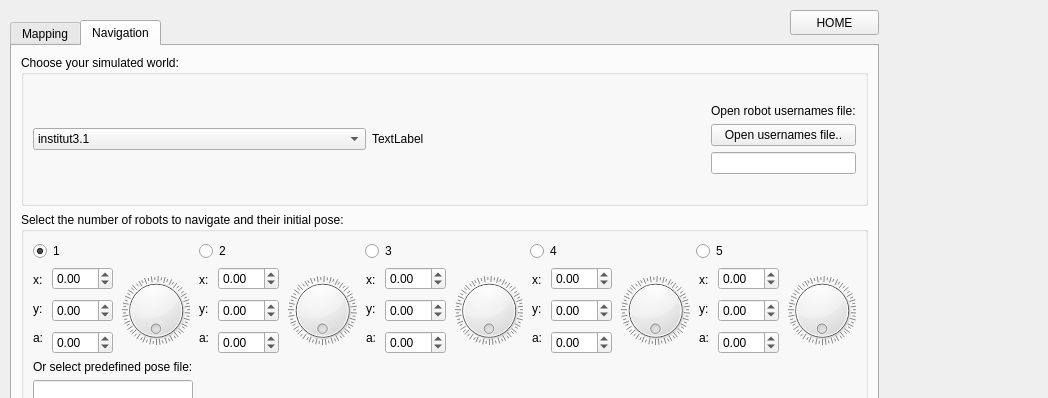
Qt form Resources/pioneer_3dx_ros/pioneer_gui/ui/real.ui (RovisLab/ROS-Nodes) before a commit; both pictures show x 0 to 1048 and y 0 to 398 of the 1048 by 829 pixel window.
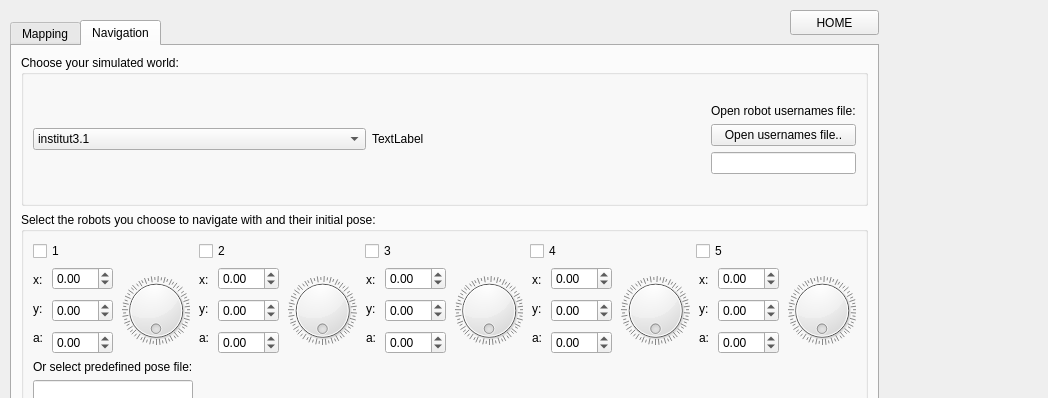
The same form after that commit. The open tabs and pages were chosen to show the change.

```diff
--- a/Resources/pioneer_3dx_ros/pioneer_gui/ui/real.ui
+++ b/Resources/pioneer_3dx_ros/pioneer_gui/ui/real.ui
@@ -649,7 +649,7 @@
         </sizepolicy>
        </property>
        <property name="title">
-        <string>Select the number of robots to navigate and their initial pose:</string>
+        <string>Select the robots you choose to navigate with and their initial pose:</string>
        </property>
        <layout class="QFormLayout" name="formLayout_2">
         <item row="2" column="0">
@@ -1249,38 +1249,35 @@
         <item row="0" column="0" colspan="2">
          <layout class="QHBoxLayout" name="horizontalLayout_23">
           <item>
-           <widget class="QRadioButton" name="radioButton_pioneer1">
+           <widget class="QCheckBox" name="checkBox_robot1">
             <property name="text">
              <string>1</string>
             </property>
-            <property name="checked">
-             <bool>true</bool>
-            </property>
            </widget>
           </item>
           <item>
-           <widget class="QRadioButton" name="radioButton_pioneer2">
+           <widget class="QCheckBox" name="checkBox_robot2">
             <property name="text">
              <string>2</string>
             </property>
            </widget>
           </item>
           <item>
-           <widget class="QRadioButton" name="radioButton_pioneer3">
+           <widget class="QCheckBox" name="checkBox_robot3">
             <property name="text">
              <string>3</string>
             </property>
            </widget>
           </item>
           <item>
-           <widget class="QRadioButton" name="radioButton_pioneer4">
+           <widget class="QCheckBox" name="checkBox_robot4">
             <property name="text">
              <string>4</string>
             </property>
            </widget>
           </item>
           <item>
-           <widget class="QRadioButton" name="radioButton_pioneer5">
+           <widget class="QCheckBox" name="checkBox_robot5">
             <property name="text">
              <string>5</string>
             </property>
```
Left out of the diff: 84 changed lines with no effect on the pictures.
